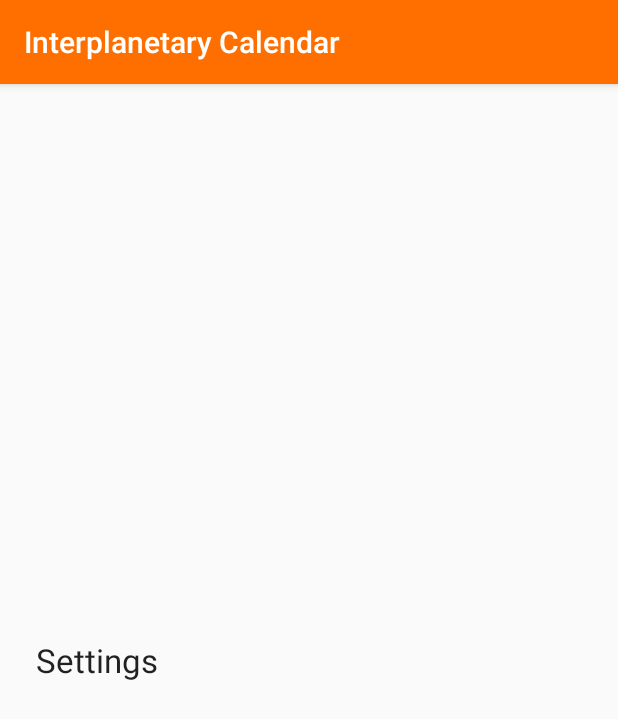
After one commit to steverichey/im361, an Android app: the fragment SettingsFragment shown on its own in the app's theme, on a phone screen of 412 x 824 dp. The commit adds this screen. Shown: the top 719 px of the screen. Run offline under Robolectric (Android 15) with nearby library versions, the phone set to English and light mode, and no system bars.

Commit message:
add two more fragments

```diff
--- /dev/null
+++ b/examples/android/app/src/main/java/com/steverichey/interplanetarycalendar/SettingsFragment.kt
@@ -0,0 +1,17 @@
+package com.steverichey.interplanetarycalendar
+
+import android.os.Bundle
+import android.view.LayoutInflater
+import android.view.View
+import android.view.ViewGroup
+import androidx.fragment.app.Fragment
+
+class SettingsFragment : Fragment() {
+    override fun onCreateView(
+        inflater: LayoutInflater,
+        container: ViewGroup?,
+        savedInstanceState: Bundle?
+    ): View? {
+        return inflater.inflate(R.layout.fragment_settings, container, false)
+    }
+}
--- /dev/null
+++ b/examples/android/app/src/main/res/layout/fragment_settings.xml
@@ -0,0 +1,21 @@
+<?xml version="1.0" encoding="utf-8"?>
+<androidx.constraintlayout.widget.ConstraintLayout
+    xmlns:android="http://schemas.android.com/apk/res/android"
+    xmlns:app="http://schemas.android.com/apk/res-auto"
+    android:layout_width="match_parent"
+    android:layout_height="match_parent">
+    <TextView
+        android:id="@+id/no_planets_added2"
+        android:layout_width="0dp"
+        android:layout_height="wrap_content"
+        android:layout_marginLeft="24dp"
+        android:layout_marginRight="24dp"
+        android:allowUndo="false"
+        android:text="Settings"
+        android:textAppearance="@style/TextAppearance.AppCompat.Large"
+        app:layout_constraintBottom_toBottomOf="parent"
+        app:layout_constraintLeft_toLeftOf="parent"
+        app:layout_constraintRight_toRightOf="parent"
+        app:layout_constraintTop_toTopOf="parent" />
+
+</androidx.constraintlayout.widget.ConstraintLayout>
```
Also changed, not shown: examples/android/app/src/main/java/com/steverichey/interplanetarycalendar/CurrentPlanetFragment.kt (added, +17 -0 lines), examples/android/app/src/main/res/layout/activity_main.xml (+0 -12 lines), examples/android/app/src/main/res/layout/fragment_current_planet.xml (added, +20 -0 lines), examples/android/app/src/main/res/layout/fragment_planet_list.xml (+30 -1 lines).
